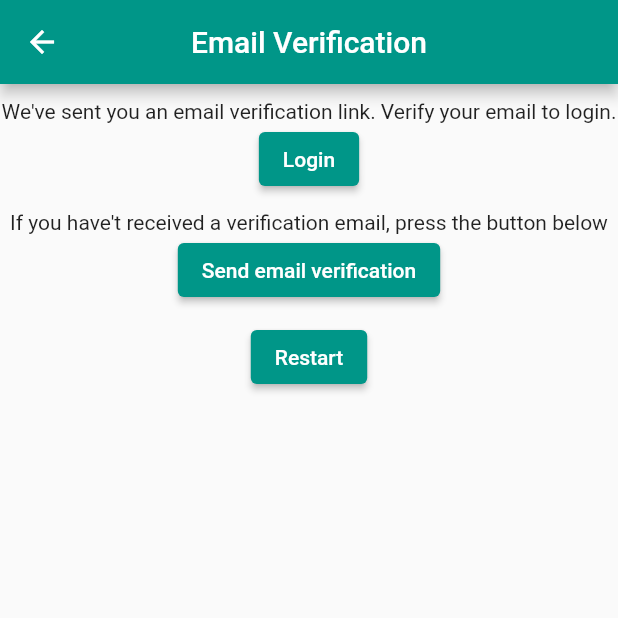
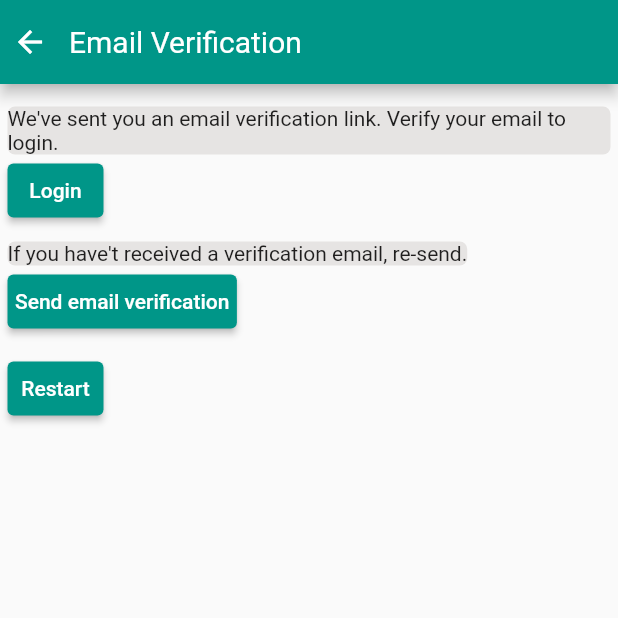
Before and after one commit to SiyabongaCyril/mynotes, a Flutter app: the VerifyEmailView screen opened by its route, on a phone screen of 412 x 824 dp, the top half of it. Run offline on Flutter 3.47's test engine with Material 2 defaults, Android fonts, the phone set to English and light mode, and no system bars; our stand-ins replace firebase_auth, firebase_core; accounts and stored records are empty; network calls fail.

```diff
--- a/lib/constants/routes.dart
+++ b/lib/constants/routes.dart
@@ -1,3 +1,5 @@
+// PAGE NAVIGATION ROUTES
+
 const registerRoute = '/register/';
 const loginRoute = '/login/';
 const notesRoute = '/notes/';
--- a/lib/utilities/navigators.dart
+++ b/lib/utilities/navigators.dart
@@ -1,3 +1,5 @@
+// PAGE NAVIGATOR METHODS
+
 import 'package:flutter/material.dart';
 
 void navigateToViewAndRemoveOtherViews(BuildContext context, String route) {
--- a/lib/utilities/show_error_dialog.dart
+++ b/lib/utilities/show_error_dialog.dart
@@ -1,3 +1,5 @@
+// ERROR DIALOG METHODS
+
 import 'package:flutter/material.dart';
 
 Future<void> showErrorDialog(BuildContext context, String text) {
@@ -5,7 +7,6 @@ Future<void> showErrorDialog(BuildContext context, String text) {
       context: context,
       builder: (context) {
         return AlertDialog(
-          title: const Text("An error occurred"),
           content: Text(text),
           actions: [
             ElevatedButton(
--- a/lib/views/verify_email_view.dart
+++ b/lib/views/verify_email_view.dart
@@ -1,7 +1,10 @@
+// APP'S USER EMAIL VERIFICATION PAGEtoolbarHeight: 45,
+
 import 'package:firebase_auth/firebase_auth.dart';
 import 'package:flutter/material.dart';
 import 'package:mynotes/utilities/navigators.dart';
 import 'package:mynotes/constants/routes.dart';
+import 'dart:developer' as devtools show log;
 
 class VerifyEmailView extends StatefulWidget {
   const VerifyEmailView({super.key});
@@ -11,48 +14,107 @@ class VerifyEmailView extends StatefulWidget {
 }
 
 class VerifyEmailViewState extends State<VerifyEmailView> {
+  bool loggingIn = false;
+  // Upon pressing send email verification:
+  // Send Email Verification
+  // Upon pressing send email Restart:
+  // Sign the recently register user out
   @override
   Widget build(BuildContext context) {
-    //If send_email_verification is pressed, send verification email
-    //User can press login to navigate to login
-    //Does sending email verification throw any exceptions: (NOT YET HANDLED)
-    //If login is clicked, navigate to login
     return SafeArea(
       child: Scaffold(
         appBar: AppBar(
-          title: const Text('Email Verification'),
-          centerTitle: true,
+          title: const Text(
+            'Email Verification',
+            style: TextStyle(
+              fontWeight: FontWeight.w400,
             ),
-        body: Center(
+          ),
+
+          // Problem with this button: If a user leaves the app after registering
+          // Restarts it, the leading button will be present and can't take user
+          //to registration screen
+          leading: IconButton(
+              onPressed: () async {
+                final user = FirebaseAuth.instance.currentUser;
+                await user?.delete().then((value) {
+                  devtools.log('USER: ${user.toString().toUpperCase()}');
+                  navigateToViewAndRemoveOtherViews(context, registerRoute);
+                });
+              },
+              icon: const Icon(Icons.arrow_back)),
+          automaticallyImplyLeading: false,
+          leadingWidth: 30.0,
+        ),
+        body: SingleChildScrollView(
+          padding: const EdgeInsets.all(5),
           child: Column(
+            crossAxisAlignment: CrossAxisAlignment.start,
             children: [
               const SizedBox(
                 height: 10,
               ),
-              const Text(
+              Container(
+                decoration: BoxDecoration(
+                    shape: BoxShape.rectangle,
+                    borderRadius: BorderRadius.circular(5),
+                    color: const Color.fromARGB(255, 230, 228, 227)),
+                child: const Text(
                     "We've sent you an email verification link. Verify your email to login."),
+              ),
               ElevatedButton(
-                  onPressed: () =>
-                      navigateToViewAndRemoveOtherViews(context, loginRoute),
+                  style: const ButtonStyle(
+                    padding: MaterialStatePropertyAll(EdgeInsets.zero),
+                  ),
+                  onPressed: () => navigateToView(context, loginRoute),
                   child: const Text('Login')),
               const SizedBox(
                 height: 10,
               ),
-              const Text(
-                  "If you have't received a verification email, press the button below"),
+              Container(
+                decoration: BoxDecoration(
+                    shape: BoxShape.rectangle,
+                    borderRadius: BorderRadius.circular(5),
+                    color: const Color.fromARGB(255, 230, 228, 227)),
+                child: const Text(
+                    "If you have't received a verification email, re-send."),
+              ),
+              Row(
+                children: [
                   ElevatedButton(
+                      style: const ButtonStyle(
+                        padding: MaterialStatePropertyAll(
+                            EdgeInsets.only(left: 5, right: 5)),
+                      ),
                       onPressed: () async {
+                        setState(() => loggingIn = true);
                         final user = FirebaseAuth.instance.currentUser;
                         await user
-                        ?.sendEmailVerification(); /*.then((value) {
-                      navigateToViewAndRemoveOtherViews(context, loginRoute);
-                    });*/
+                            ?.sendEmailVerification()
+                            .then((value) => setState(() => loggingIn = false));
                       },
                       child: const Text('Send email verification')),
+                  const SizedBox(
+                    width: 10,
+                  ),
+                  loggingIn
+                      ? Container(
+                          width: 20,
+                          height: 20,
+                          decoration: const BoxDecoration(
+                            shape: BoxShape.circle,
+                          ),
+                          child: const CircularProgressIndicator())
+                      : const SizedBox(),
+                ],
+              ),
               const SizedBox(
                 height: 10,
               ),
               ElevatedButton(
+                style: const ButtonStyle(
+                  padding: MaterialStatePropertyAll(EdgeInsets.zero),
+                ),
                 onPressed: () async {
                   await FirebaseAuth.instance
                       .signOut()
```
Also changed, not shown: lib/main.dart (+14 -10 lines), lib/views/login_view.dart (+64 -32 lines), lib/views/notes_view.dart (+15 -4 lines), lib/views/register_view.dart (+59 -30 lines). Lines whose indentation alone changed are shown as unchanged.
